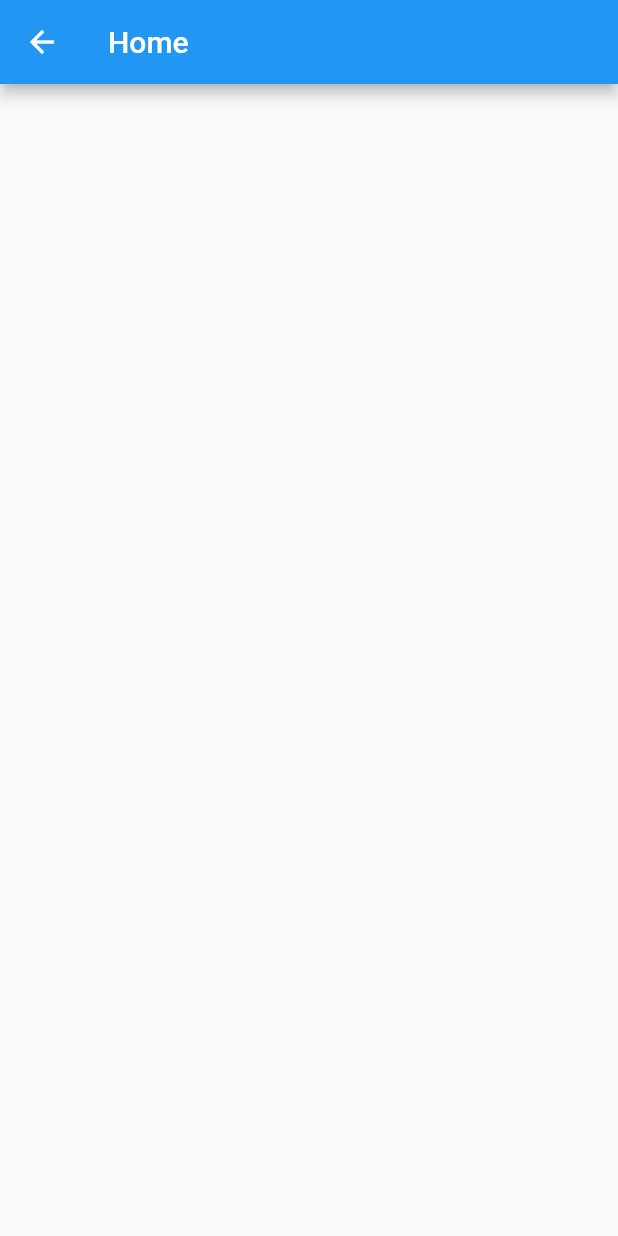
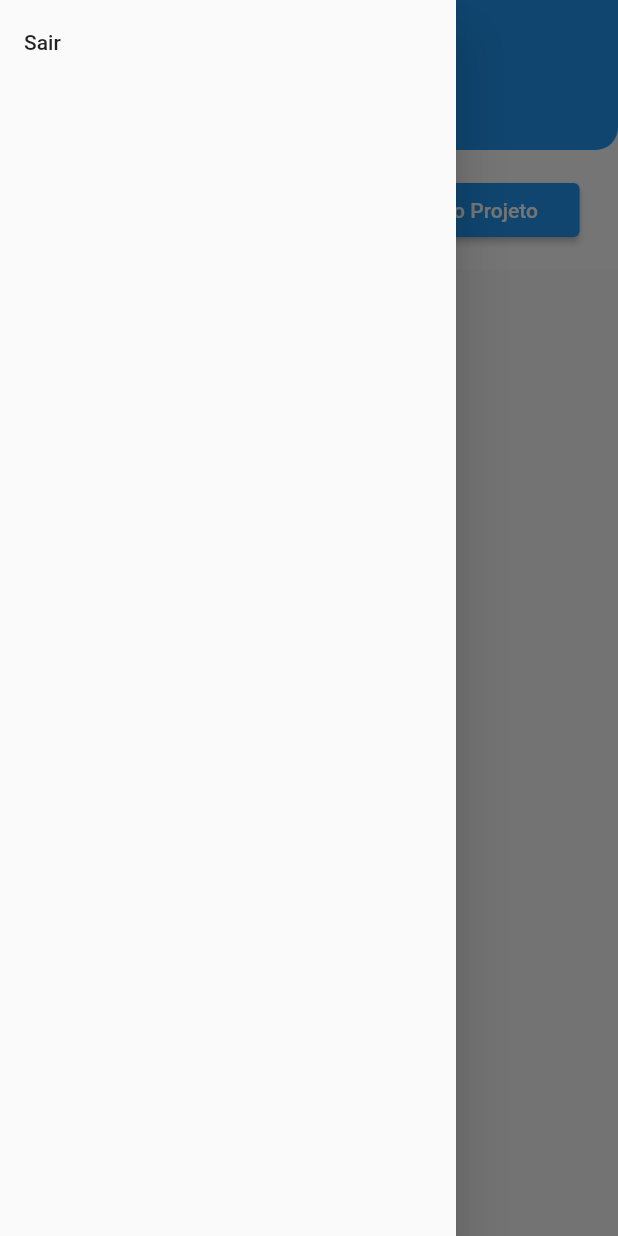
Before and after one commit to jacksonAbrao/job_timer, a Flutter app: the HomePage screen opened directly, with the side drawer open (before the commit the screen has no drawer), on a phone screen of 412 x 824 dp. Run offline on Flutter 3.47's test engine with Material 2 defaults, Android fonts, the phone set to English and light mode, and no system bars; our stand-ins replace equatable, firebase_auth, firebase_core, flutter_bloc, flutter_modular, google_sign_in and 1 more; missing offline and left inert: asuka, modular_bloc_bind; accounts and stored records are empty; generated files the repository leaves out were written again.

Commit message:
terminado a segunda aula

```diff
--- a/lib/app/app_module.dart
+++ b/lib/app/app_module.dart
@@ -1,4 +1,6 @@
 import 'package:flutter_modular/flutter_modular.dart';
+import 'package:job_timer/app/core/database/database.dart';
+import 'package:job_timer/app/core/database/database_impl.dart';
 import 'package:job_timer/app/modules/home/home_module.dart';
 import 'package:job_timer/app/modules/login/login_module.dart';
 import 'package:job_timer/app/modules/splash/splash_page.dart';
@@ -7,8 +9,10 @@ import 'package:job_timer/app/services/auth/auth_service_impl.dart';
 
 class AppModule extends Module {
   @override
-  List<Bind> get binds =>
-      [Bind.lazySingleton<AuthService>((i) => AuthServiceImpl())];
+  List<Bind> get binds => [
+        Bind.lazySingleton<AuthService>((i) => AuthServiceImpl()),
+        Bind.lazySingleton<Database>((i) => DatabaseImpl())
+      ];
 
   @override
   List<ModularRoute> get routes => [
--- /dev/null
+++ b/lib/app/core/database/database.dart
@@ -0,0 +1,5 @@
+import 'package:isar/isar.dart';
+
+abstract class Database {
+  Future<Isar> openConnection();
+}
--- a/lib/app/modules/home/home_page.dart
+++ b/lib/app/modules/home/home_page.dart
@@ -1,4 +1,9 @@
 import 'package:flutter/material.dart';
+import 'package:flutter_modular/flutter_modular.dart';
+import 'package:job_timer/app/core/database/database.dart';
+import 'package:job_timer/app/entities/project.dart';
+import 'package:job_timer/app/entities/project_status.dart';
+import 'package:job_timer/app/modules/home/widgets/header_projects_menu.dart';
 
 class HomePage extends StatelessWidget {
   const HomePage({Key? key}) : super(key: key);
@@ -6,10 +11,38 @@ class HomePage extends StatelessWidget {
   @override
   Widget build(BuildContext context) {
     return Scaffold(
-      appBar: AppBar(
-        title: const Text('Home'),
+      drawer: const Drawer(
+        child: SafeArea(
+            child: ListTile(
+          title: Text('Sair'),
+        )),
       ),
-      body: Container(),
+      body: SafeArea(
+        child: CustomScrollView(
+          slivers: [
+            const SliverAppBar(
+              title: Text('Projetos'),
+              expandedHeight: 100,
+              toolbarHeight: 100,
+              centerTitle: true,
+              shape: RoundedRectangleBorder(
+                borderRadius: BorderRadius.vertical(
+                  bottom: Radius.circular(15),
+                ),
+              ),
+            ),
+            SliverPersistentHeader(
+              delegate: HeaderProjectsMenu(),
+              pinned: true,
+            ),
+            SliverList(
+              delegate: SliverChildListDelegate(
+                [],
+              ),
+            )
+          ],
+        ),
+      ),
     );
   }
 }
--- a/pubspec.yaml
+++ b/pubspec.yaml
@@ -58,8 +58,8 @@ dependencies:
   equatable: ^2.0.3
 
   # Isar(Nosql)
-  isar: ^2.5.0
-  isar_flutter_libs: ^2.5.0
+  isar: ^3.0.0-dev.0
+  isar_flutter_libs: ^3.0.0-dev.0
   path_provider: ^2.0.10
 
 dev_dependencies:
@@ -72,7 +72,7 @@ dev_dependencies:
   # package. See that file for information about deactivating specific lint
   # rules and activating additional ones.
   flutter_lints: ^2.0.0
-  isar_generator: ^2.5.0
+  isar_generator: ^3.0.0-dev.0
   build_runner: ^2.1.11
 
 # For information on the generic Dart part of this file, see the
```
Also changed, not shown: lib/app/core/database/database_impl.dart (added, +23 -0 lines), lib/app/entities/convertes/project_status_converter.dart (added, +16 -0 lines), lib/app/entities/project.dart (added, +18 -0 lines), lib/app/entities/project_status.dart (added, +7 -0 lines), lib/app/entities/project_task.dart (added, +12 -0 lines), lib/app/modules/home/widgets/header_projects_menu.dart (added, +61 -0 lines), lib/app/entities/project.g.dart (added), lib/app/entities/project_task.g.dart (added), pubspec.lock.
